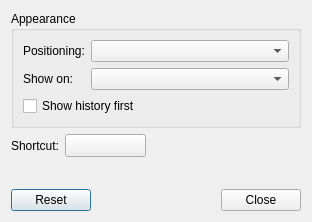
lxqt/lxqt-runner, file configuredialog/configuredialog.ui: the form before one commit.
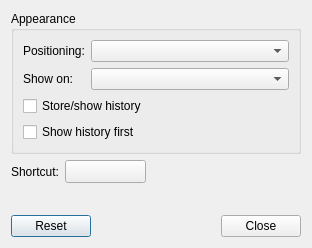
The form after the commit. Custom widgets are drawn as their Qt base class.

Commit message: runner: Make usage of history configurable

```diff
--- a/configuredialog/configuredialog.ui
+++ b/configuredialog/configuredialog.ui
@@ -7,7 +7,7 @@
     <x>0</x>
     <y>0</y>
     <width>312</width>
-    <height>222</height>
+    <height>248</height>
    </rect>
   </property>
   <property name="windowTitle">
@@ -40,13 +40,20 @@
       <item row="1" column="1">
        <widget class="QComboBox" name="monitorCbx"/>
       </item>
-      <item row="2" column="0" colspan="2">
-       <widget class="QCheckBox" name="historyCb">
+      <item row="3" column="0" colspan="2">
+       <widget class="QCheckBox" name="historyFirstCb">
         <property name="text">
          <string>Show history first</string>
         </property>
        </widget>
       </item>
+      <item row="2" column="0" colspan="2">
+       <widget class="QCheckBox" name="historyUseCb">
+        <property name="text">
+         <string>Store/show history</string>
+        </property>
+       </widget>
+      </item>
      </layout>
     </widget>
    </item>
```
Left out of the diff: 16 changed lines with no effect on the pictures. The commit also changes 4 other files.
